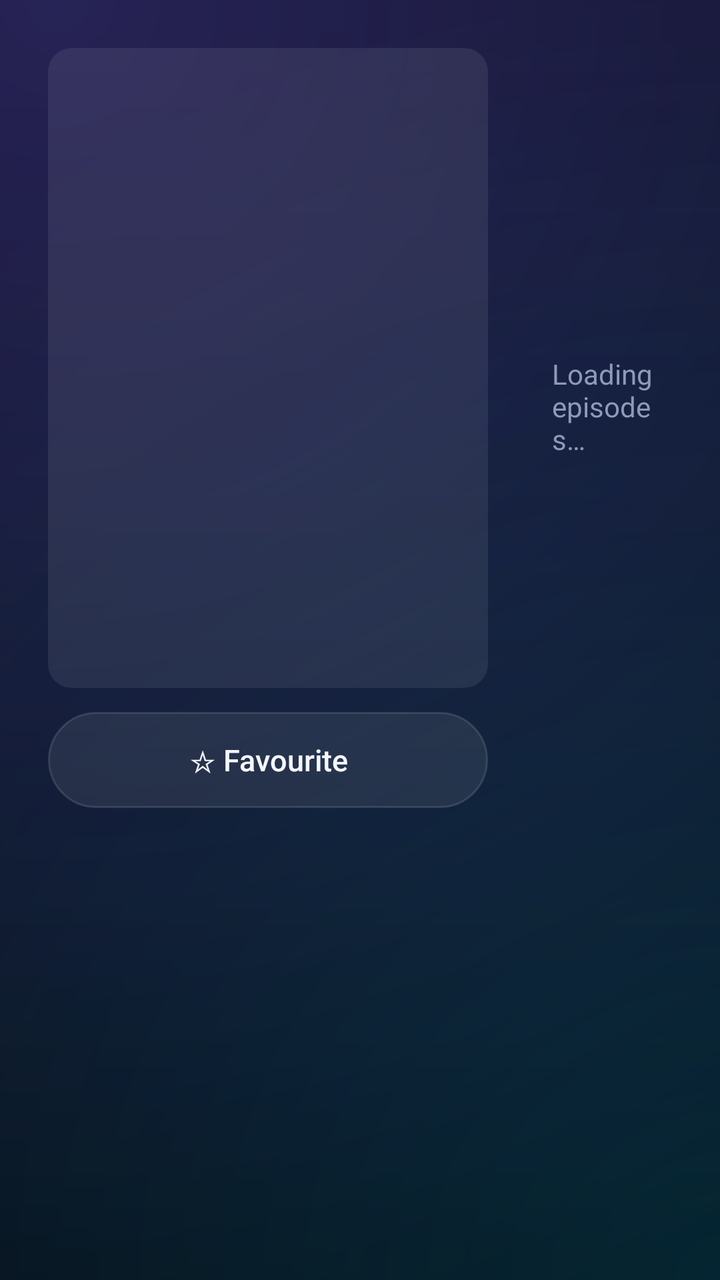
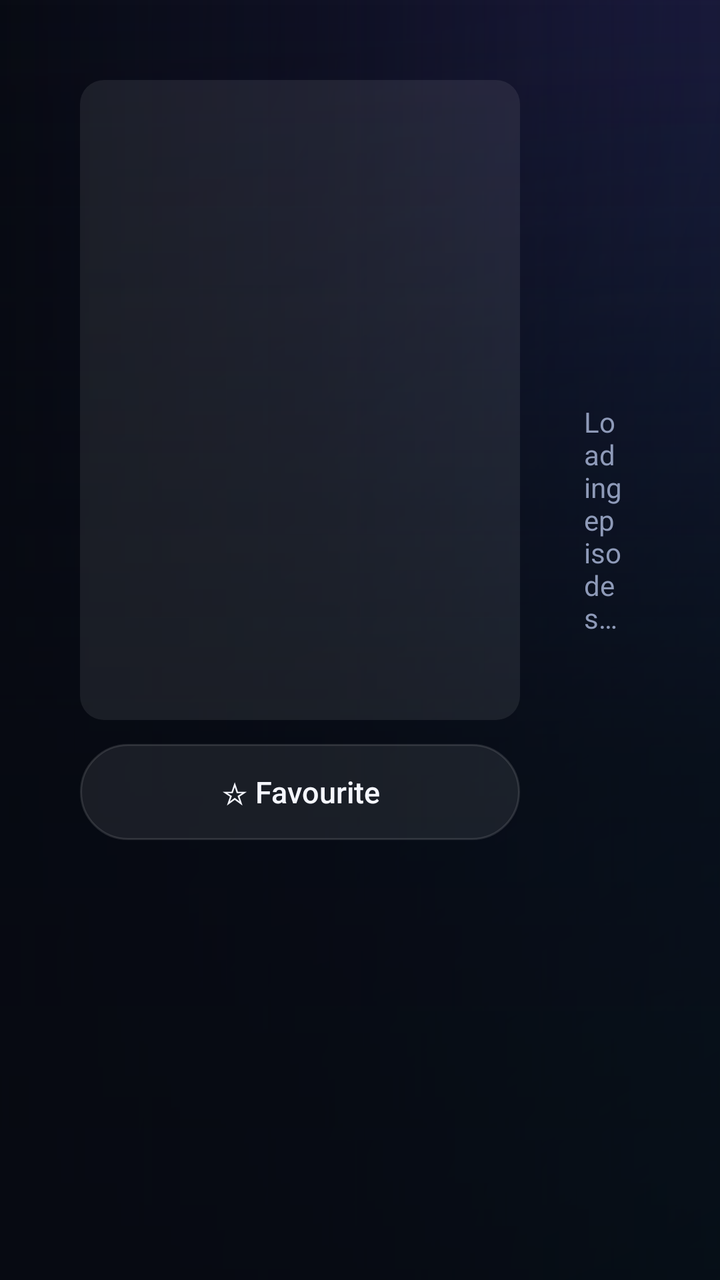

The first picture is an Android layout as it rendered before a commit; the second is the same layout after the commit. The layout source and the unified diff follow.
<!-- AndroidManifest.xml: application theme AppTheme -->
<!-- res/layout/activity_series_detail.xml -->
<?xml version="1.0" encoding="utf-8"?>
<LinearLayout xmlns:android="http://schemas.android.com/apk/res/android"
    android:layout_width="match_parent"
    android:layout_height="match_parent"
    android:orientation="horizontal"
    android:padding="24dp">

    <LinearLayout
        android:layout_width="220dp"
        android:layout_height="match_parent"
        android:orientation="vertical">

        <ImageView
            android:id="@+id/poster"
            android:background="@drawable/bg_round_clip"
            android:layout_width="220dp"
            android:layout_height="320dp"
            android:scaleType="centerCrop" />

        <Button
            android:id="@+id/btnFav"
            style="@style/Btn"
            android:layout_width="match_parent"
            android:layout_marginTop="12dp"
            android:layout_marginRight="0dp"
            android:text="☆ Favourite" />
    </LinearLayout>

    <LinearLayout
        android:layout_width="0dp"
        android:layout_height="match_parent"
        android:layout_marginLeft="24dp"
        android:layout_weight="1"
        android:orientation="vertical">

        <TextView
            android:id="@+id/title"
            style="@style/Title"
            android:layout_width="match_parent"
            android:layout_height="wrap_content" />

        <TextView
            android:id="@+id/meta"
            android:layout_width="match_parent"
            android:layout_height="wrap_content"
            android:layout_marginTop="4dp"
            android:textColor="@color/gold"
            android:textSize="14sp" />

        <TextView
            android:id="@+id/plot"
            android:layout_width="match_parent"
            android:layout_height="wrap_content"
            android:layout_marginTop="6dp"
            android:ellipsize="end"
            android:maxLines="3"
            android:textColor="@color/text_dim"
            android:textSize="14sp" />

        <androidx.recyclerview.widget.RecyclerView
            android:id="@+id/seasons"
            android:clipToPadding="false"
            android:clipChildren="false"
            android:padding="6dp"
            android:layout_width="match_parent"
            android:layout_height="48dp"
            android:layout_marginTop="12dp" />

        <TextView
            android:id="@+id/status"
            android:layout_width="match_parent"
            android:layout_height="wrap_content"
            android:padding="8dp"
            android:text="Loading episodes…"
            android:textColor="@color/text_dim" />

        <androidx.recyclerview.widget.RecyclerView
            android:id="@+id/episodes"
            android:clipToPadding="false"
            android:clipChildren="false"
            android:padding="6dp"
            android:layout_width="match_parent"
            android:layout_height="0dp"
            android:layout_weight="1" />
    </LinearLayout>
</LinearLayout>
<!-- resources referenced by this layout -->
<resources>
  <color name="gold">#FFC548</color>
  <color name="text_dim">#8E9AB8</color>
  <!-- drawable bg_round_clip (drawable) -->
  <?xml version="1.0" encoding="utf-8"?>
  <shape xmlns:android="http://schemas.android.com/apk/res/android" android:shape="rectangle">
      <solid android:color="#14FFFFFF" />
      <corners android:radius="12dp" />
  </shape>
  <style name="Title">
          <item name="android:textColor">@color/text</item>
          <item name="android:textSize">28sp</item>
          <item name="android:fontFamily">sans-serif-medium</item>
          <item name="android:letterSpacing">0.01</item>
      </style>
  <color name="text">#F5F7FF</color>
  <color name="accent">#7C5CFF</color>
  <color name="bg">#070A12</color>
  <color name="accent2">#00D4FF</color>
  <style name="DialogTheme" parent="ThemeOverlay.AppCompat.Dialog.Alert">
          <item name="android:windowBackground">@drawable/bg_dialog</item>
          <item name="colorAccent">@color/accent2</item>
          <item name="colorControlActivated">@color/accent2</item>
          <item name="android:textColorPrimary">@color/text</item>
          <item name="android:textColor">@color/text</item>
          <item name="android:textColorSecondary">@color/text_dim</item>
          <item name="android:listSelector">@drawable/bg_row</item>
          <item name="buttonBarButtonStyle">@style/DialogButton</item>
      </style>
  <color name="accent_dark">#5A3FE0</color>
  <color name="glass">#14FFFFFF</color>
  <color name="glass_stroke">#1FFFFFFF</color>
  <!-- drawable bg_dialog (drawable) -->
  <?xml version="1.0" encoding="utf-8"?>
  <inset xmlns:android="http://schemas.android.com/apk/res/android" android:inset="16dp">
      <shape android:shape="rectangle">
          <gradient android:angle="270" android:startColor="#1A2236" android:endColor="#10152A" />
          <corners android:radius="22dp" />
          <stroke android:width="1dp" android:color="#337C5CFF" />
      </shape>
  </inset>
  <style name="DialogButton" parent="Widget.AppCompat.Button.ButtonBar.AlertDialog">
          <item name="android:textColor">@color/accent2</item>
          <item name="android:textAllCaps">false</item>
          <item name="android:textSize">16sp</item>
          <item name="android:background">@drawable/bg_button</item>
          <item name="android:layout_marginLeft">8dp</item>
          <item name="android:paddingLeft">20dp</item>
          <item name="android:paddingRight">20dp</item>
      </style>
  <!-- unchanged entries left out for length: 5 -->
</resources>

<!-- the commit's change to res/layout/activity_series_detail.xml (unified diff, before → after) -->
@@ -1,9 +1,31 @@
 <?xml version="1.0" encoding="utf-8"?>
-<LinearLayout xmlns:android="http://schemas.android.com/apk/res/android"
+<FrameLayout xmlns:android="http://schemas.android.com/apk/res/android"
+    android:layout_width="match_parent"
+    android:layout_height="match_parent">
+
+    <ImageView
+        android:id="@+id/backdrop"
+        android:layout_width="match_parent"
+        android:layout_height="match_parent"
+        android:alpha="0"
+        android:scaleType="centerCrop" />
+
+    <View
+        android:layout_width="match_parent"
+        android:layout_height="match_parent"
+        android:background="@drawable/bg_hero_scrim_left" />
+
+    <View
+        android:layout_width="match_parent"
+        android:layout_height="match_parent"
+        android:background="@drawable/bg_hero_scrim_bottom"
+        android:alpha="0.8" />
+
+<LinearLayout 
     android:layout_width="match_parent"
     android:layout_height="match_parent"
     android:orientation="horizontal"
-    android:padding="24dp">
+    android:padding="40dp">
 
     <LinearLayout
         android:layout_width="220dp"
@@ -35,7 +57,8 @@
 
         <TextView
             android:id="@+id/title"
-            style="@style/Title"
+            style="@style/HeroTitle"
+            android:textSize="34sp"
             android:layout_width="match_parent"
             android:layout_height="wrap_content" />
 
@@ -84,3 +107,4 @@
             android:layout_weight="1" />
     </LinearLayout>
 </LinearLayout>
+</FrameLayout>
<!-- resource entries referenced after the edit -->
@@ -2,17 +2,30 @@
 <resources>
   <color name="gold">#FFC548</color>
   <color name="text_dim">#8E9AB8</color>
+  <!-- drawable bg_hero_scrim_bottom (drawable) -->
+  <?xml version="1.0" encoding="utf-8"?>
+  <shape xmlns:android="http://schemas.android.com/apk/res/android" android:shape="rectangle">
+      <gradient android:angle="90" android:startColor="#FF070A12" android:centerY="0.42" android:centerColor="#E6070A12" android:endColor="#00070A12" />
+  </shape>
+  <!-- drawable bg_hero_scrim_left (drawable) -->
+  <?xml version="1.0" encoding="utf-8"?>
+  <shape xmlns:android="http://schemas.android.com/apk/res/android" android:shape="rectangle">
+      <gradient android:angle="0" android:startColor="#FA070A12" android:centerX="0.45" android:centerColor="#B3070A12" android:endColor="#14070A12" />
+  </shape>
   <!-- drawable bg_round_clip (drawable) -->
   <?xml version="1.0" encoding="utf-8"?>
   <shape xmlns:android="http://schemas.android.com/apk/res/android" android:shape="rectangle">
       <solid android:color="#14FFFFFF" />
       <corners android:radius="12dp" />
   </shape>
-  <style name="Title">
+  <style name="HeroTitle">
           <item name="android:textColor">@color/text</item>
-          <item name="android:textSize">28sp</item>
-          <item name="android:fontFamily">sans-serif-medium</item>
-          <item name="android:letterSpacing">0.01</item>
+          <item name="android:textSize">40sp</item>
+          <item name="android:fontFamily">sans-serif-black</item>
+          <item name="android:letterSpacing">-0.01</item>
+          <item name="android:shadowColor">#99000000</item>
+          <item name="android:shadowRadius">12</item>
+          <item name="android:shadowDy">2</item>
       </style>
   <color name="text">#F5F7FF</color>
   <color name="accent">#7C5CFF</color>
